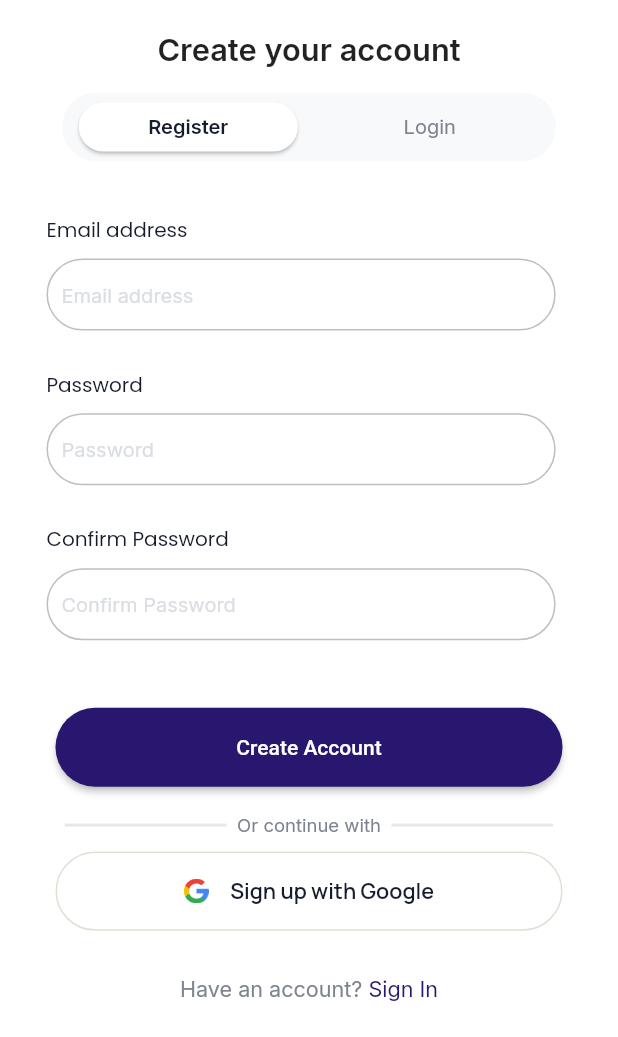
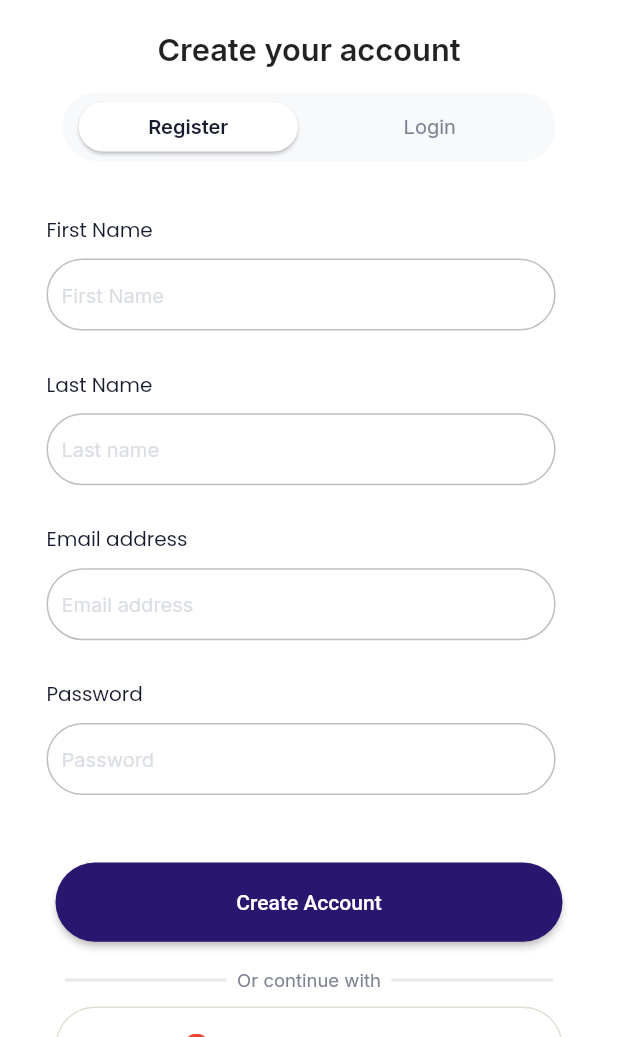
Before and after one commit to Imma76/rccg_app, a Flutter app: the Authentication screen opened by its route, on a phone screen of 412 x 824 dp, the part 199-1236 px from its top. Run offline on Flutter 3.47's test engine with Material 2 defaults, Android fonts, the light colour scheme and no system bars; our stand-ins replace bot_toast, chewie, cloud_firestore, connectivity, firebase_auth, firebase_core and 9 more; missing offline and left inert: email_auth; accounts and stored records are empty.

Commit message:
auth controller changes

```diff
--- /dev/null
+++ b/lib/collections/collections.dart
@@ -0,0 +1,6 @@
+import 'package:cloud_firestore/cloud_firestore.dart';
+FirebaseFirestore firebaseCloud= FirebaseFirestore.instance;
+class Collections{
+
+  static CollectionReference users = firebaseCloud.collection("users");
+}
--- a/lib/controllers/central_controller.dart
+++ b/lib/controllers/central_controller.dart
@@ -2,6 +2,7 @@
 import 'package:connectivity/connectivity.dart';
 import 'package:firebase_auth/firebase_auth.dart';
 import 'package:flutter/widgets.dart';
+import 'package:rccg_app/controllers/user_controller.dart';
 
 import '../../main.dart';
 import '../views/authentication/auth.dart';
@@ -78,7 +79,7 @@ class CentralState extends ChangeNotifier{
         isUserPresent = (user != null);
         print(isUserPresent);
         notifyListeners();
-        //await userController.init();
+        await userController.init();
 
         isAppLoading = false;
         notifyListeners();
--- a/lib/main.dart
+++ b/lib/main.dart
@@ -79,12 +79,14 @@ class _LoadAppState extends ConsumerState<LoadApp> {
     // TODO: implement initState
     super.initState();
     ref.read(centralProvider).initializeApp();
+    ref.read(authProvider);
 
 
   }
   @override
   Widget build(BuildContext context) {
     final centralController = ref.watch(centralProvider);
+    final authController =ref.watch(authProvider);
     if(!centralController
         .isConnectionStable){
       return NoInternetConnection();
@@ -93,7 +95,7 @@ class _LoadAppState extends ConsumerState<LoadApp> {
 
       return Scaffold(body:Indicator());
     }
-    if(centralController.isUserPresent){
+    if(centralController.isUserPresent && centralController.user!.emailVerified){
 
       return Base();
     }
--- a/lib/views/authentication/auth.dart
+++ b/lib/views/authentication/auth.dart
@@ -156,6 +156,54 @@ class RegisterFields extends ConsumerWidget {
           Padding(
             padding: const EdgeInsets.only(left: 31.0),
             child: Text(
+              'First Name',
+              textAlign: TextAlign.left,
+              style: GoogleFonts.poppins(
+                  fontSize: 13.sp,
+                  fontWeight: FontWeight.w400,
+                  color: AppTheme.primary2),
+            ),
+          ),
+          Gap(8.h),
+          Padding(
+            padding: const EdgeInsets.only(left: 31.0),
+            child: SizedBox(
+              width: 330.36.w,
+              height: 50.h,
+              child: Center(
+                  child: AppTextField(hintText: 'First Name',controller: authController.firstNameController,)
+              ),
+            ),
+          ),
+          Gap(24.h),
+          Padding(
+            padding: const EdgeInsets.only(left: 31.0),
+            child: Text(
+              'Last Name',
+              textAlign: TextAlign.left,
+              style: GoogleFonts.poppins(
+                  fontSize: 13.sp,
+                  fontWeight: FontWeight.w400,
+                  color: AppTheme.primary2),
+            ),
+          ),
+          Gap(8.h),
+          Padding(
+            padding: const EdgeInsets.only(left: 31.0),
+            child: SizedBox(
+              width: 330.36.w,
+              height: 50.h,
+              child: Center(
+                child: AppTextField(hintText: 'Last name',controller: authController
+                    .lastNameController,),
+              ),
+            ),
+          ),
+
+          Gap(24.h),
+          Padding(
+            padding: const EdgeInsets.only(left: 31.0),
+            child: Text(
               'Email address',
               textAlign: TextAlign.left,
               style: GoogleFonts.poppins(
@@ -201,38 +249,16 @@ class RegisterFields extends ConsumerWidget {
               ),
             ),
           ),
-          Gap(
-            24.h,
-          ),
-          Padding(
-            padding: const EdgeInsets.only(left: 31.0),
-            child: Text(
-              'Confirm Password',
-              textAlign: TextAlign.left,
-              style: GoogleFonts.poppins(
-                  fontSize: 13.sp,
-                  fontWeight: FontWeight.w400,
-                  color: AppTheme.primary2),
-            ),
-          ),
-          Gap(8.h),
-          Padding(
-            padding: const EdgeInsets.only(left: 31.0),
-            child: SizedBox(
-              width: 330.36.w,
-              height: 50.h,
-              child: Center(
-                child: AppTextField(hintText: 'Confirm Password',controller: authController.confirmPasswordController,)
-              ),
-            ),
-          ),
+
+
+
           Gap(43.h),
           Center(
             child: authController.load?Indicator(color: AppTheme.primaryColor
               ,): ElevatedButton(
               onPressed: ()async {
                 // Navigator.pushNamed(context, VerifyEmail.route);
-                await authController.sendOtp();
+                await authController.signUp();
               },
               child: Text('Create Account'),
               style: ElevatedButton.styleFrom(
```
Also changed, not shown: lib/controllers/auth_controller.dart (+99 -49 lines), lib/controllers/user_controller.dart (added, +24 -0 lines), lib/models/user_model.dart (added, +34 -0 lines), lib/services/auth_service.dart (+33 -5 lines).
